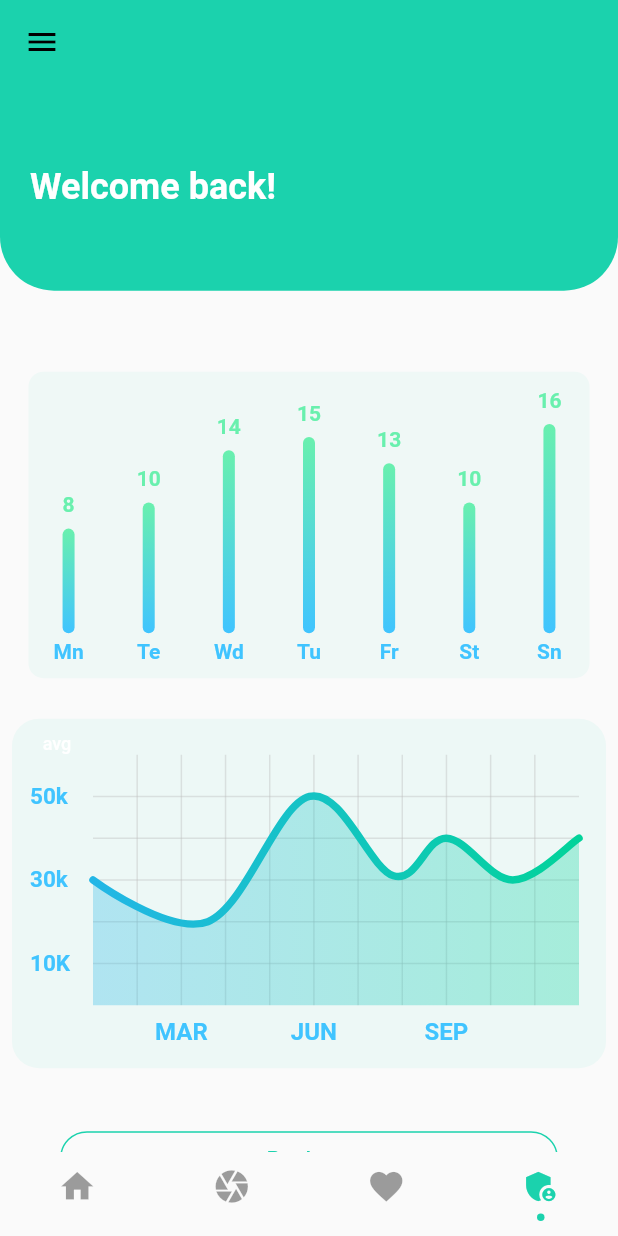
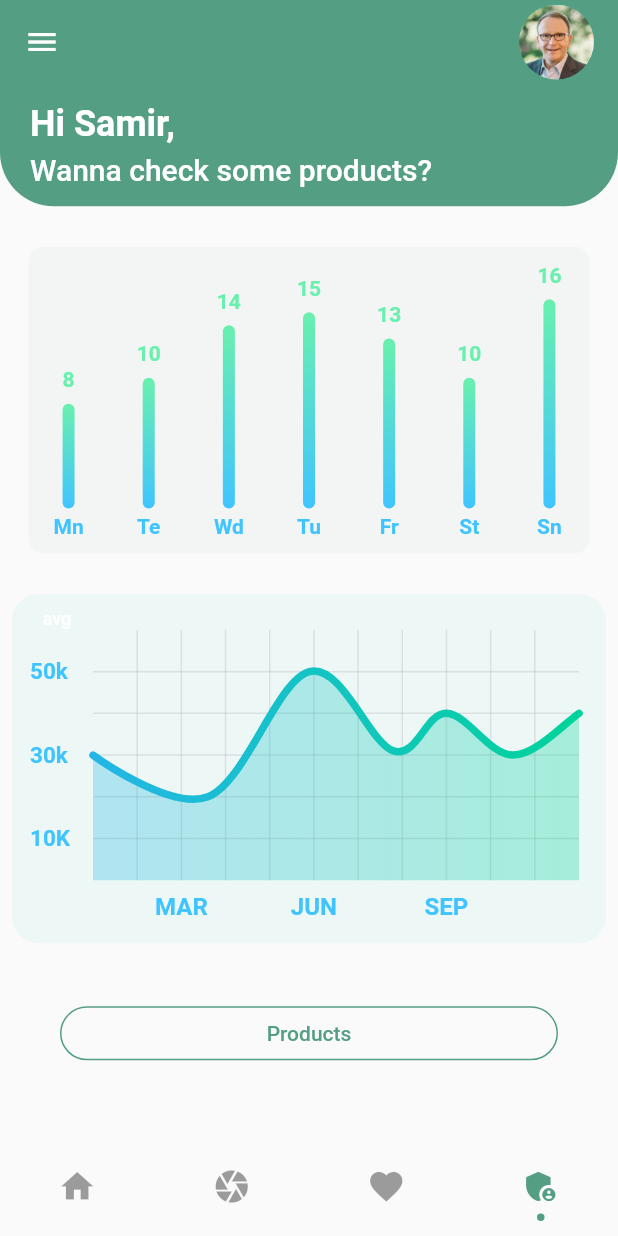
Before and after one commit to SteevenAlbert/AR-Grocery-Shopping-Companion, a Flutter app: the screen it shows after launch, item 4 of the bottom bar chosen, on a phone screen of 412 x 824 dp. Run offline on Flutter 3.47's test engine with Material 2 defaults, Android fonts, the phone set to English and light mode, and no system bars; drawn by our look-alikes of fl_chart, persistent_bottom_nav_bar; our stand-ins replace carousel_slider, flutter_rating_bar, flutter_svg, go_router, image_picker, like_button and 1 more; missing offline and left inert: animated_button, chip_list, favorite_button, flutter_session_manager.

Commit message:
edits in home page + fav page

```diff
--- a/lib/components/header.dart
+++ b/lib/components/header.dart
@@ -12,7 +12,7 @@ class Header extends StatelessWidget {
     return Container(
       margin: EdgeInsets.only(bottom: defaultPadding),
       // It will cover 20% of our total height
-      height: size.height * 0.2,
+      height: size.height * 0.099,
       child: Stack(
         children: <Widget>[
           Welcome(size: size),
--- a/lib/components/welcome.dart
+++ b/lib/components/welcome.dart
@@ -14,6 +14,7 @@ class Welcome extends StatelessWidget {
         right: defaultPadding,
       ),
       height: size.height * 0.2 - 27,
+      width: size.width,
       decoration: BoxDecoration(
         color: Theme.of(context).primaryColor,
         borderRadius: const BorderRadius.only(
@@ -21,14 +22,26 @@ class Welcome extends StatelessWidget {
           bottomRight: Radius.circular(36),
         ),
       ),
-      child: Row(
+      child: Column(
+        crossAxisAlignment: CrossAxisAlignment.start,
+        mainAxisAlignment: MainAxisAlignment.center,
         children: <Widget>[
           Text(
-            'Welcome back!',
+            'Hi Samir,',
             style: Theme.of(context)
                 .textTheme
                 .headline5!
                 .copyWith(color: Colors.white, fontWeight: FontWeight.bold),
+          ),
+          SizedBox(
+            height: 5,
+          ),
+          Text(
+            'Wanna check some products?',
+            style: Theme.of(context)
+                .textTheme
+                .headline6!
+                .copyWith(color: Colors.white),
           ),
         ],
       ),
--- a/lib/main.dart
+++ b/lib/main.dart
@@ -18,7 +18,7 @@ class MyApp extends StatelessWidget {
       routerConfig: MyRouter.router,
       debugShowCheckedModeBanner: false,
       theme: ThemeData(
-        primarySwatch: const MaterialColor(0xFF1BD2AD, const {
+        primarySwatch: const MaterialColor(0xFF549E83, const {
           50: Color.fromARGB(85, 27, 210, 173),
           100: Color.fromARGB(105, 27, 210, 173),
           200: Color.fromARGB(125, 27, 210, 173),
--- a/lib/router.dart
+++ b/lib/router.dart
@@ -6,6 +6,7 @@ import 'package:ar_grocery_companion/screens/admin/products/add_product_page.dar
 import 'package:ar_grocery_companion/screens/admin/products/products_dashboard.dart';
 import 'package:ar_grocery_companion/screens/main_page.dart';
 import 'package:ar_grocery_companion/screens/product_info/product_page.dart';
+import 'package:ar_grocery_companion/screens/profile/profile_page.dart';
 import 'package:go_router/go_router.dart';
 
 import 'models/product.dart';
@@ -30,6 +31,9 @@ class MyRouter {
           path: '/admin_home_page',
           builder: (context, state) => const AdminHomePage()),
       GoRoute(
+          path: '/profile_page',
+          builder: (context, state) => const ProfilePage()),
+      GoRoute(
           path: '/products_dashboard',
           builder: (context, state) => const ProductsDashboard()),
       GoRoute(
--- a/lib/screens/home/home_page.dart
+++ b/lib/screens/home/home_page.dart
@@ -1,4 +1,5 @@
 import 'package:ar_grocery_companion/components/categories_bar.dart';
+import 'package:ar_grocery_companion/screens/home/components/search_bar.dart';
 import 'package:flutter/material.dart';
 import 'package:ar_grocery_companion/components/header.dart';
 import 'package:ar_grocery_companion/screens/home/components/featured_products.dart';
@@ -20,6 +21,9 @@ class HomePage extends StatelessWidget {
         child: Column(
           crossAxisAlignment: CrossAxisAlignment.start,
           children: [
+            SizedBox(height: 12),
+            SearchBar(),
+            SizedBox(height: 12),
             CarouselSliderExample(),
             ProductCarousel(size: size),
             SizedBox(height: 12),
--- a/lib/screens/main_page.dart
+++ b/lib/screens/main_page.dart
@@ -1,6 +1,7 @@
 import 'package:ar_grocery_companion/components/nav_bar.dart';
 import 'package:flutter/material.dart';
 import 'package:ar_grocery_companion/screens/home/components/drawer.dart';
+import 'package:go_router/go_router.dart';
 
 class MainPage extends StatelessWidget {
   const MainPage({super.key});
@@ -16,8 +17,18 @@ class MainPage extends StatelessWidget {
 
   AppBar buildAppBar(context) {
     return AppBar(
-      backgroundColor: Theme.of(context).primaryColor,
-      elevation: 0,
-    );
+        backgroundColor: Theme.of(context).primaryColor,
+        elevation: 0,
+        title: Row(
+          mainAxisAlignment: MainAxisAlignment.end,
+          children: [
+            InkWell(
+                onTap: () => GoRouter.of(context).push("/profile_page"),
+                child: CircleAvatar(
+                  backgroundImage: AssetImage("assets/images/profilepic.jpeg"),
+                  radius: 25,
+                )),
+          ],
+        ));
   }
 }
```
Also changed, not shown: lib/screens/favorites/components/fav_prod_list.dart (+8 -6 lines), lib/screens/home/components/search_bar.dart (+20 -43 lines), lib/screens/profile/profile_page.dart (added, +10 -0 lines), assets/images/profilepic.jpeg (added).
